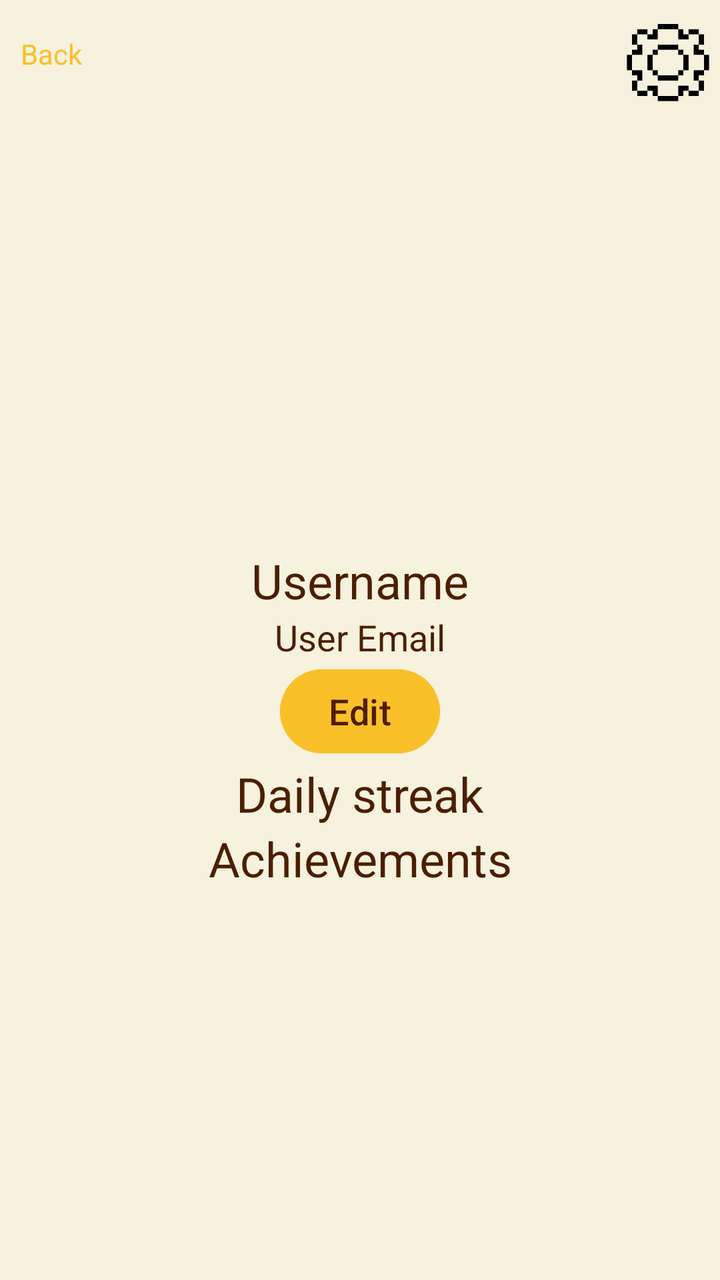
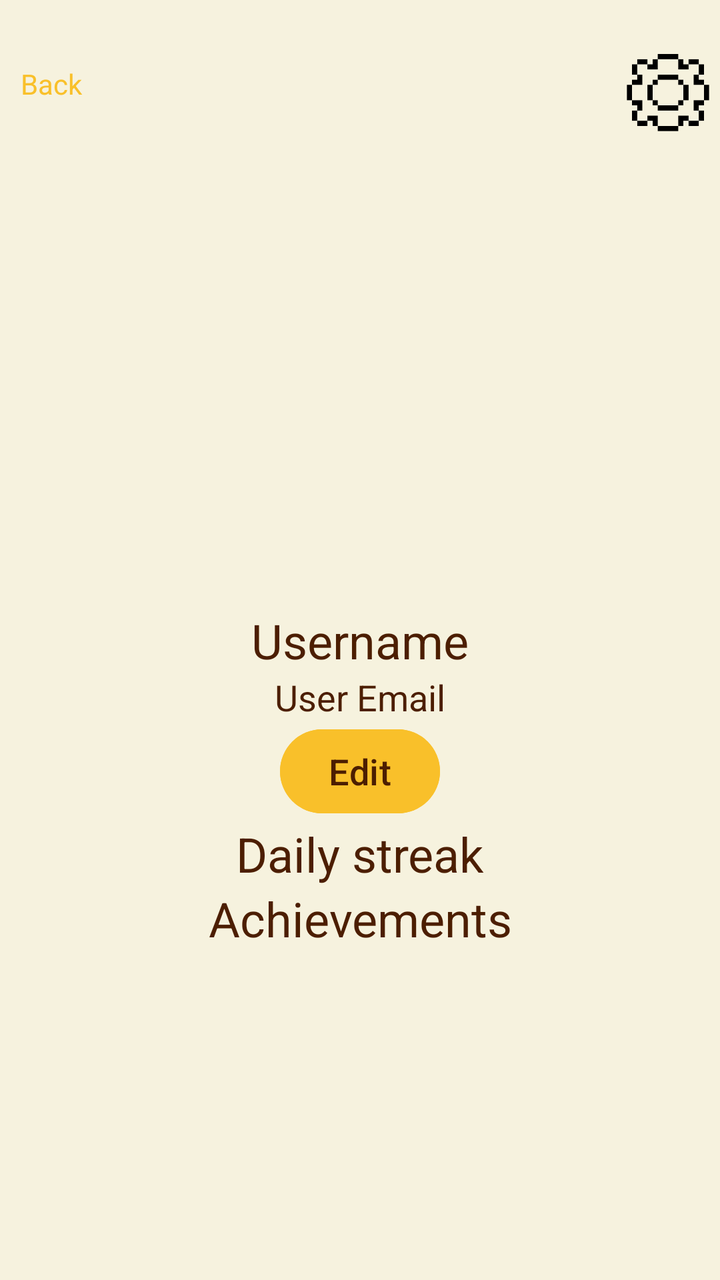

Compare the two renders of this Android layout. The source of the first and the diff that turns it into the second are given below.
<!-- AndroidManifest.xml: application theme Theme.BeeBudgetingLimited -->
<!-- res/layout/activity_profile_screen.xml -->
<?xml version="1.0" encoding="utf-8"?>
<androidx.drawerlayout.widget.DrawerLayout xmlns:android="http://schemas.android.com/apk/res/android"
    xmlns:app="http://schemas.android.com/apk/res-auto"
    xmlns:tools="http://schemas.android.com/tools"
    android:id="@+id/main"
    android:layout_width="match_parent"
    android:layout_height="match_parent"
    tools:context=".ProfileScreen"
    android:background="@color/Cream">

    
    <LinearLayout
        android:layout_width="match_parent"
        android:layout_height="match_parent"
        android:orientation="vertical">

        
        <androidx.cardview.widget.CardView
            android:backgroundTint="@color/Cream"
            android:layout_width="match_parent"
            android:layout_height="wrap_content" />

        
        <LinearLayout
            android:layout_width="match_parent"
            android:layout_height="60dp"
            android:orientation="horizontal">

            <TextView
                android:id="@+id/BackText"
                android:layout_width="0dp"
                android:layout_height="58dp"
                android:layout_gravity="center"
                android:layout_weight="0.2"
                android:text="@string/backbutton"
                android:textColor="@color/Bright_yellow"
                android:textAlignment="center" />

            <ImageView
                android:id="@+id/imageView3"
                android:layout_width="0dp"
                android:layout_height="wrap_content"
                android:layout_weight="1"
                android:alpha="0"
                app:srcCompat="@drawable/house" />

            <ImageButton
                android:id="@+id/Settingsbtn"
                android:scaleType="fitCenter"
                android:layout_width="0dp"
                android:layout_height="match_parent"
                android:layout_weight="0.2"
                android:background="@android:color/transparent"
                app:srcCompat="@drawable/cogicon" />

        </LinearLayout>

        <ImageView
            android:id="@+id/imageView5"
            android:layout_width="match_parent"
            android:layout_height="214dp"
            android:alpha="0"
            app:srcCompat="@drawable/house" />

        <TextView
            android:id="@+id/textView13"
            android:layout_width="match_parent"
            android:layout_height="wrap_content"
            android:text="@string/username"
            android:textAlignment="center"
            android:textColor="@color/Dark_brown"
            android:textSize="24sp" />

        <TextView
            android:id="@+id/textView14"
            android:layout_width="match_parent"
            android:layout_height="wrap_content"
            android:text="@string/user_email"
            android:textAlignment="center"
            android:textColor="@color/Dark_brown"
            android:textSize="18sp" />

        <Button
            android:id="@+id/button3"
            android:layout_width="80dp"
            android:layout_height="50dp"
            android:layout_gravity="center"
            android:backgroundTint="@color/Bright_yellow"
            android:text="@string/edit_profile"
            android:textColor="@color/Dark_brown"
            android:textSize="18sp" />

        <TextView
            android:id="@+id/textView15"
            android:layout_width="match_parent"
            android:layout_height="wrap_content"
            android:text="@string/daily_streak"
            android:textAlignment="center"
            android:textColor="@color/Dark_brown"
            android:textSize="24sp" />

        <TextView
            android:id="@+id/textView16"
            android:layout_width="match_parent"
            android:layout_height="wrap_content"
            android:text="@string/achievements"
            android:textAlignment="center"
            android:textColor="@color/Dark_brown"
            android:textSize="24sp" />

    </LinearLayout>

    

</androidx.drawerlayout.widget.DrawerLayout>
<!-- resources referenced by this layout -->
<resources>
  <color name="Bright_yellow">#f9c02a</color>
  <color name="Cream">#f6f2de</color>
  <color name="Dark_brown">#4c1e01</color>
  <!-- drawable cogicon: png bitmap (drawable, 702 bytes) -->
  <!-- drawable house: png bitmap (drawable, 413934 bytes) -->
  <string name="achievements">Achievements</string>
  <string name="backbutton">\nBack</string>
  <string name="daily_streak">Daily streak</string>
  <string name="edit_profile">Edit</string>
  <string name="user_email">User Email</string>
  <string name="username">Username</string>
  <style name="Theme.BeeBudgetingLimited" parent="Base.Theme.BeeBudgetingLimited" />
  <style name="Base.Theme.BeeBudgetingLimited" parent="Theme.Material3.DayNight.NoActionBar">
          
          
      </style>
</resources>

<!-- the commit's change to res/layout/activity_profile_screen.xml (unified diff, before → after) -->
@@ -24,6 +24,7 @@
         <LinearLayout
             android:layout_width="match_parent"
             android:layout_height="60dp"
+            android:layout_marginVertical="15dp"
             android:orientation="horizontal">
 
             <TextView
@@ -33,8 +34,8 @@
                 android:layout_gravity="center"
                 android:layout_weight="0.2"
                 android:text="@string/backbutton"
-                android:textColor="@color/Bright_yellow"
-                android:textAlignment="center" />
+                android:textAlignment="center"
+                android:textColor="@color/Bright_yellow" />
 
             <ImageView
                 android:id="@+id/imageView3"
@@ -46,11 +47,11 @@
 
             <ImageButton
                 android:id="@+id/Settingsbtn"
-                android:scaleType="fitCenter"
                 android:layout_width="0dp"
                 android:layout_height="match_parent"
                 android:layout_weight="0.2"
                 android:background="@android:color/transparent"
+                android:scaleType="fitCenter"
                 app:srcCompat="@drawable/cogicon" />
 
         </LinearLayout>
